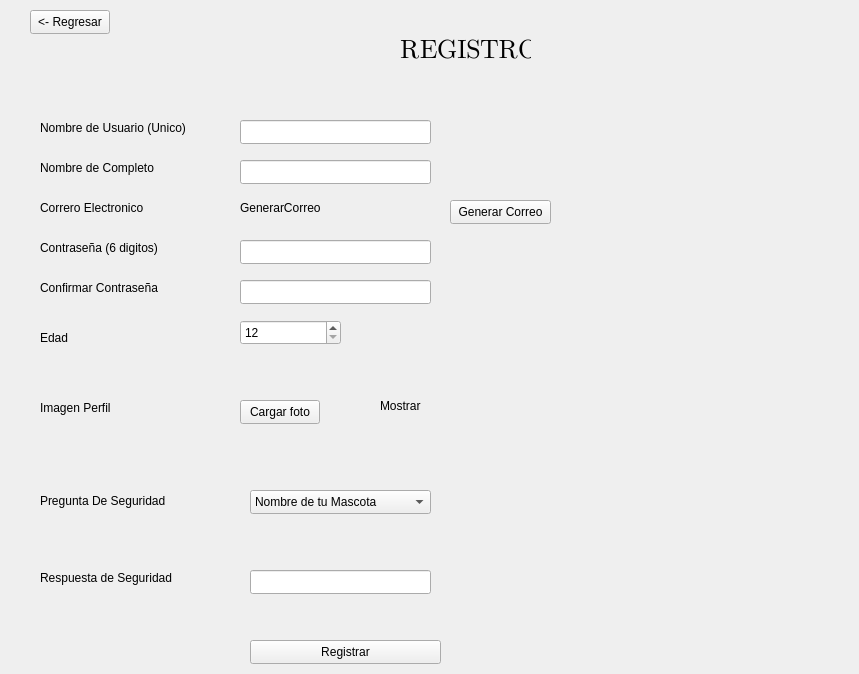
First picture: the form in registro.ui, repository RoyGeova07/Proyecto1_Chat_Estru_I, before the edit.
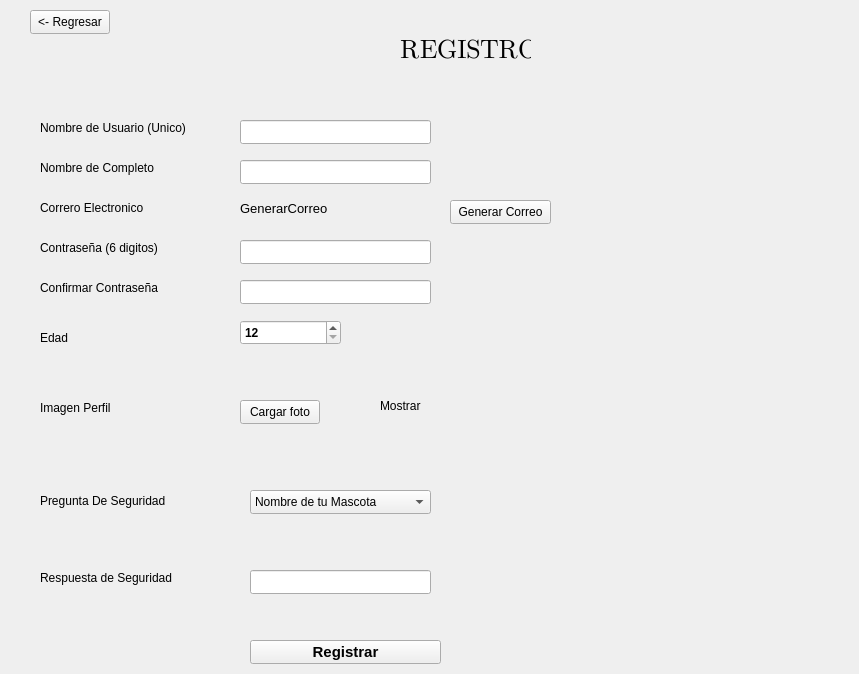
Second picture: the form after the edit.

```diff
--- a/registro.ui
+++ b/registro.ui
@@ -185,6 +185,11 @@
      <height>25</height>
     </rect>
    </property>
+   <property name="font">
+    <font>
+     <bold>true</bold>
+    </font>
+   </property>
    <property name="minimum">
     <number>12</number>
    </property>
@@ -259,6 +264,12 @@
      <height>24</height>
     </rect>
    </property>
+   <property name="font">
+    <font>
+     <pointsize>11</pointsize>
+     <bold>true</bold>
+    </font>
+   </property>
    <property name="text">
     <string>Registrar</string>
    </property>
@@ -317,6 +328,12 @@
      <height>16</height>
     </rect>
    </property>
+   <property name="font">
+    <font>
+     <pointsize>10</pointsize>
+     <bold>false</bold>
+    </font>
+   </property>
    <property name="text">
     <string>GenerarCorreo</string>
    </property>
```
Left out of the diff: 33 changed lines with no effect on the pictures.
